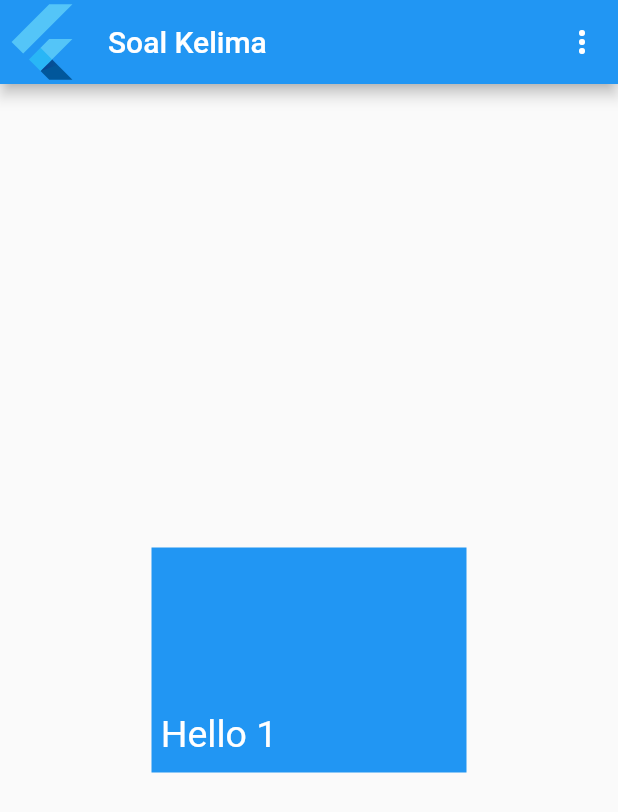
After one commit to angular403/belajar_flutter, a Flutter app: the screen it shows after launch, after a tap on "Exam Bootcamp", on a phone screen of 412 x 824 dp. The commit adds this screen. Shown: the top 812 px of the screen. Run offline on Flutter 3.47's test engine with Material 2 defaults, Android fonts, the phone set to English and light mode, and no system bars.

Commit message:
latihan soal 1-5 finish

```diff
--- /dev/null
+++ b/lib/exam/soal5.dart
@@ -0,0 +1,50 @@
+import 'package:flutter/material.dart';
+
+class SoalKelima extends StatelessWidget {
+  const SoalKelima({Key? key}) : super(key: key);
+
+  @override
+  Widget build(BuildContext context) {
+    return Scaffold(
+      appBar: AppBar(
+        leading: FlutterLogo(),
+        title: Text(
+          "Soal Kelima",
+        ),
+        actions: [
+          IconButton(
+            onPressed: () {},
+            icon: Icon(Icons.more_vert),
+          ),
+        ],
+      ),
+      body: Center(
+        child: Container(
+          width: 210,
+          height: 150,
+          decoration: BoxDecoration(
+            color: Colors.blue,
+          ),
+          child: Center(
+              child: Column(
+                // crossAxisAlignment: CrossAxisAlignment.start,
+                // mainAxisAlignment: MainAxisAlignment.start,
+                children: [
+
+                  Padding(
+                    padding: const EdgeInsets.only(top: 110, right: 120),
+                    child: Text(
+                      "Hello 1",
+                      style: TextStyle(
+                        color: Colors.white,
+                        fontSize: 25,
+                      ),
+                    ),
+                  ),
+                ],
+              )),
+        ),
+      ),
+    );
+  }
+}
--- a/lib/pages/home_page.dart
+++ b/lib/pages/home_page.dart
@@ -1,5 +1,11 @@
 import 'package:flutter/material.dart';
+import 'package:latihan_week3/exam/soal1.dart';
+import 'package:latihan_week3/exam/soal2.dart';
+import 'package:latihan_week3/exam/soal3.dart';
+import 'package:latihan_week3/exam/soal4.dart';
+import 'package:latihan_week3/exam/soal5.dart';
 import 'package:latihan_week3/pages/extract_widget.dart';
+import 'package:latihan_week3/pages/latihan_builder.dart';
 // import 'package:latihan_week3/pages/latihan_extract.dart';
 import 'package:latihan_week3/pages/latihan_listile.dart';
 import 'package:latihan_week3/pages/latihan_listview.dart';
@@ -53,7 +59,7 @@ class HomePage extends StatelessWidget {
                 "Latihan Listile",
               ),
             ),
-                     ElevatedButton(
+            ElevatedButton(
               onPressed: () {
                 Navigator.of(context).pushReplacement(
                   MaterialPageRoute(
@@ -65,6 +71,30 @@ class HomePage extends StatelessWidget {
                 "Latihan Extract Widget",
               ),
             ),
+            ElevatedButton(
+              onPressed: () {
+                Navigator.of(context).pushReplacement(
+                  MaterialPageRoute(
+                    builder: (context) => LatihanBuilder(),
+                  ),
+                );
+              },
+              child: Text(
+                "Latihan Builder ",
+              ),
+            ),
+            ElevatedButton(
+              onPressed: () {
+                Navigator.of(context).pushReplacement(
+                  MaterialPageRoute(
+                    builder: (context) => SoalKelima(),
+                  ),
+                );
+              },
+              child: Text(
+                "Exam Bootcamp",
+              ),
+            ),
           ],
         ),
       ),
```
Also changed, not shown: lib/exam/soal1.dart (added, +31 -0 lines), lib/exam/soal2.dart (added, +37 -0 lines), lib/exam/soal3.dart (added, +31 -0 lines), lib/exam/soal4.dart (added, +41 -0 lines), lib/pages/latihan_builder.dart (added, +28 -0 lines).
